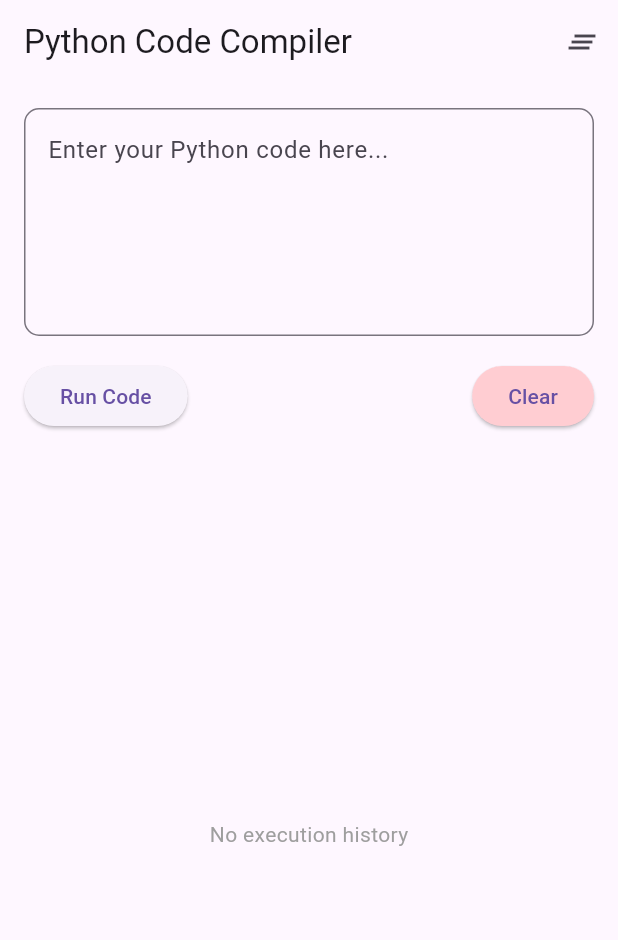
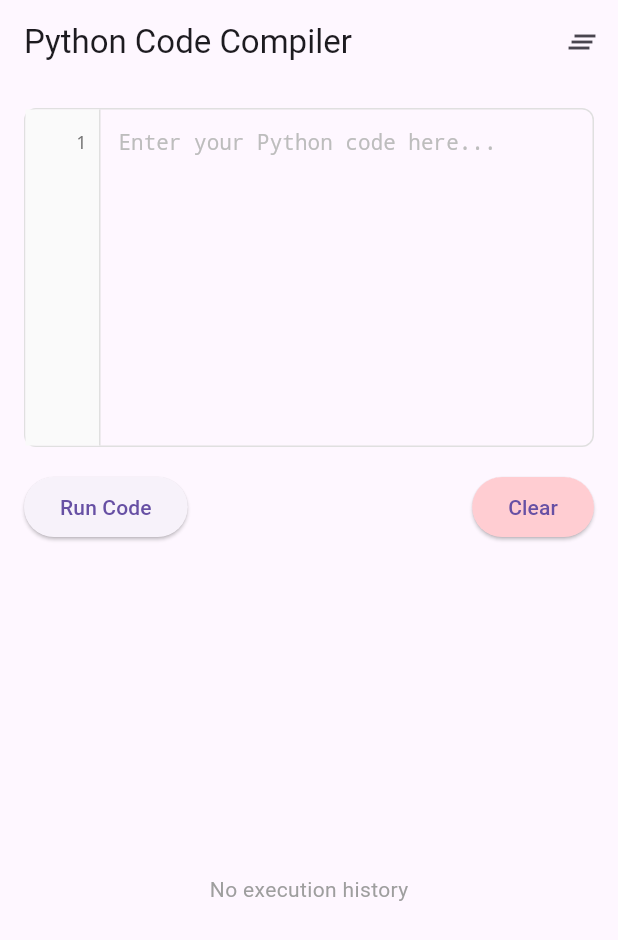
Before and after one commit to sands21/python-compiler-using-flutter, a Flutter app: the screen it shows after launch, on a phone screen of 412 x 824 dp. Shown: the top 940 px of the screen. Run offline on Flutter 3.47's test engine with Material 3 defaults, Android fonts, the light colour scheme and no system bars; our stand-ins replace flutter_highlight.

Commit message:
made some enhancements

```diff
--- a/lib/app.dart
+++ b/lib/app.dart
@@ -10,6 +10,7 @@ class PythonCompilerApp extends StatelessWidget {
   Widget build(BuildContext context) {
     return MaterialApp(
       title: 'Python Compiler',
+      debugShowCheckedModeBanner: false,
       theme: ThemeData(
         primarySwatch: Colors.blue,
         visualDensity: VisualDensity.adaptivePlatformDensity,
--- a/lib/core/constants.dart
+++ b/lib/core/constants.dart
@@ -1,6 +1,6 @@
 class AppConstants {
   // Backend API configuration
-  static const String backendBaseUrl = 'http://10.0.2.2:5000';
+  static const String backendBaseUrl = 'http://localhost:5000';
   static const String executionEndpoint = '$backendBaseUrl/execute';
 
   // Error messages
--- /dev/null
+++ b/lib/widgets/code_editor_widget.dart
@@ -0,0 +1,422 @@
+import 'package:flutter/material.dart';
+import 'package:flutter/services.dart';
+import 'package:flutter_highlight/flutter_highlight.dart';
+import 'package:flutter_highlight/themes/github.dart';
+
+class CodeEditorWidget extends StatefulWidget {
+  final TextEditingController controller;
+  final String hintText;
+
+  const CodeEditorWidget({
+    super.key,
+    required this.controller,
+    this.hintText = 'Enter your Python code here...',
+  });
+
+  @override
+  State<CodeEditorWidget> createState() => _CodeEditorWidgetState();
+}
+
+class _CodeEditorWidgetState extends State<CodeEditorWidget> {
+  String _previousText = '';
+  int _previousCursorPosition = 0;
+  final List<String> _history = [];
+  int _historyIndex = -1;
+  bool _isUndoRedoOperation = false;
+
+  // Auto-closing pairs map
+  static const Map<String, String> _closingPairs = {
+    '(': ')',
+    '[': ']',
+    '{': '}',
+    '"': '"',
+    "'": "'",
+  };
+
+  @override
+  void initState() {
+    super.initState();
+    widget.controller.addListener(_onTextChanged);
+    _previousText = widget.controller.text;
+    _previousCursorPosition = widget.controller.selection.baseOffset;
+    _addToHistory(widget.controller.text);
+  }
+
+  @override
+  void dispose() {
+    widget.controller.removeListener(_onTextChanged);
+    super.dispose();
+  }
+
+  void _addToHistory(String text) {
+    if (_isUndoRedoOperation) return;
+
+    // Remove any history after current index (when we make new changes after undo)
+    if (_historyIndex < _history.length - 1) {
+      _history.removeRange(_historyIndex + 1, _history.length);
+    }
+
+    _history.add(text);
+    _historyIndex = _history.length - 1;
+
+    // Keep history reasonable size
+    if (_history.length > 100) {
+      _history.removeAt(0);
+      _historyIndex--;
+    }
+  }
+
+  void _undo() {
+    if (_historyIndex > 0) {
+      _historyIndex--;
+      _isUndoRedoOperation = true;
+      widget.controller.text = _history[_historyIndex];
+      _isUndoRedoOperation = false;
+    }
+  }
+
+  void _redo() {
+    if (_historyIndex < _history.length - 1) {
+      _historyIndex++;
+      _isUndoRedoOperation = true;
+      widget.controller.text = _history[_historyIndex];
+      _isUndoRedoOperation = false;
+    }
+  }
+
+  void _selectAll() {
+    widget.controller.selection = TextSelection(
+      baseOffset: 0,
+      extentOffset: widget.controller.text.length,
+    );
+  }
+
+  void _toggleComment() {
+    final text = widget.controller.text;
+    final selection = widget.controller.selection;
+
+    if (text.isEmpty) return;
+
+    // Find the current line or selected lines
+    int start = selection.baseOffset;
+    int end = selection.extentOffset;
+
+    if (start > end) {
+      int temp = start;
+      start = end;
+      end = temp;
+    }
+
+    // Find line boundaries
+    int lineStart = text.lastIndexOf('\n', start - 1) + 1;
+    int lineEnd = text.indexOf('\n', end);
+    if (lineEnd == -1) lineEnd = text.length;
+
+    String lineContent = text.substring(lineStart, lineEnd);
+    String trimmedLine = lineContent.trimLeft();
+
+    String newLineContent;
+    int cursorOffset = 0;
+
+    if (trimmedLine.startsWith('# ')) {
+      // Remove comment
+      newLineContent = lineContent.replaceFirst('# ', '');
+      cursorOffset = -2;
+    } else if (trimmedLine.startsWith('#')) {
+      // Remove comment (no space)
+      newLineContent = lineContent.replaceFirst('#', '');
+      cursorOffset = -1;
+    } else {
+      // Add comment
+      int indentLength = lineContent.length - trimmedLine.length;
+      newLineContent =
+          lineContent.substring(0, indentLength) + '# ' + trimmedLine;
+      cursorOffset = 2;
+    }
+
+    String newText =
+        text.substring(0, lineStart) + newLineContent + text.substring(lineEnd);
+
+    widget.controller.value = TextEditingValue(
+      text: newText,
+      selection: TextSelection.fromPosition(
+        TextPosition(offset: start + cursorOffset),
+      ),
+    );
+  }
+
+  void _onTextChanged() {
+    if (!_isUndoRedoOperation) {
+      _addToHistory(widget.controller.text);
+    }
+    setState(() {}); // Rebuild to update line numbers
+  }
+
+  void _handleTextChange(String newText) {
+    final currentCursor = widget.controller.selection.baseOffset;
+
+    // Check if text was added (not deleted)
+    if (newText.length > _previousText.length && currentCursor > 0) {
+      final insertedChar = newText[currentCursor - 1];
+
+      // Handle auto-closing pairs
+      if (_closingPairs.containsKey(insertedChar)) {
+        final closingChar = _closingPairs[insertedChar]!;
+
+        // For quotes, check if we're not already closing a quote
+        if ((insertedChar == '"' || insertedChar == "'")) {
+          // Don't auto-close if the next character is the same quote
+          if (currentCursor < newText.length &&
+              newText[currentCursor] == insertedChar) {
+            _updatePreviousState(newText, currentCursor);
+            return;
+          }
+        }
+
+        // Insert the closing character
+        final beforeCursor = newText.substring(0, currentCursor);
+        final afterCursor = newText.substring(currentCursor);
+        final updatedText = beforeCursor + closingChar + afterCursor;
+
+        // Update the controller with the new text and cursor position
+        widget.controller.value = TextEditingValue(
+          text: updatedText,
+          selection: TextSelection.fromPosition(
+            TextPosition(offset: currentCursor),
+          ),
+        );
+
+        _updatePreviousState(updatedText, currentCursor);
+        return;
+      }
+
+      // Handle Enter key for auto-indentation
+      if (insertedChar == '\n') {
+        final indentedText = _handleEnterPress(newText, currentCursor - 1);
+        if (indentedText != newText) {
+          // Find the new cursor position (after the added indentation)
+          final beforeEnter = newText.substring(0, currentCursor - 1);
+          final afterEnter = newText.substring(currentCursor);
+          final indentToAdd = indentedText.substring(
+              currentCursor, indentedText.length - afterEnter.length);
+
+          widget.controller.value = TextEditingValue(
+            text: indentedText,
+            selection: TextSelection.fromPosition(
+              TextPosition(offset: currentCursor + indentToAdd.length),
+            ),
+          );
+
+          _updatePreviousState(
+              indentedText, currentCursor + indentToAdd.length);
+          return;
+        }
+      }
+    }
+
+    _updatePreviousState(newText, currentCursor);
+  }
+
+  void _updatePreviousState(String text, int cursor) {
+    _previousText = text;
+    _previousCursorPosition = cursor;
+  }
+
+  String _handleEnterPress(String text, int enterIndex) {
+    // Find the start of the current line
+    int lineStart = text.lastIndexOf('\n', enterIndex - 1) + 1;
+    String currentLine = text.substring(lineStart, enterIndex);
+
+    // Calculate current indentation
+    int indentLevel = 0;
+    for (int i = 0; i < currentLine.length; i++) {
+      if (currentLine[i] == ' ') {
+        indentLevel++;
+      } else {
+        break;
+      }
+    }
+
+    // Check if the line ends with ':' (function, class, if, etc.)
+    String trimmedLine = currentLine.trim();
+    bool shouldIndent = trimmedLine.endsWith(':') ||
+        trimmedLine.startsWith('if ') ||
+        trimmedLine.startsWith('elif ') ||
+        trimmedLine.startsWith('else:') ||
+        trimmedLine.startsWith('for ') ||
+        trimmedLine.startsWith('while ') ||
+        trimmedLine.startsWith('def ') ||
+        trimmedLine.startsWith('class ') ||
+        trimmedLine.startsWith('try:') ||
+        trimmedLine.startsWith('except ') ||
+        trimmedLine.startsWith('finally:') ||
+        trimmedLine.startsWith('with ');
+
+    // Add appropriate indentation
+    String indent = ' ' * (shouldIndent ? indentLevel + 4 : indentLevel);
+
+    return text.substring(0, enterIndex + 1) +
+        indent +
+        text.substring(enterIndex + 1);
+  }
+
+  Widget _buildLineNumbers() {
+    String text = widget.controller.text;
+    int lineCount = text.isEmpty ? 1 : '\n'.allMatches(text).length + 1;
+
+    return Container(
+      width: 50,
+      decoration: BoxDecoration(
+        color: Colors.grey[50],
+        border: Border(
+          right: BorderSide(color: Colors.grey[300]!, width: 1),
+        ),
+      ),
+      child: Padding(
+        padding: const EdgeInsets.symmetric(vertical: 12, horizontal: 8),
+        child: Column(
+          crossAxisAlignment: CrossAxisAlignment.end,
+          children: List.generate(lineCount, (index) {
+            return Container(
+              height: 19.6, // Match line height
+              alignment: Alignment.centerRight,
+              child: Text(
+                '${index + 1}',
+                style: TextStyle(
+                  fontSize: 12,
+                  color: Colors.grey[600],
+                  fontFamily: 'monospace',
+                  height: 1.4,
+                ),
+              ),
+            );
+          }),
+        ),
+      ),
+    );
+  }
+
+  Widget _buildSyntaxHighlightedEditor() {
+    const textStyle = TextStyle(
+      fontFamily: 'monospace',
+      fontSize: 14,
+      height: 1.4,
+      letterSpacing: 0.0, // Ensure consistent character spacing
+    );
+
+    const padding = EdgeInsets.fromLTRB(12, 12, 12, 12);
+
+    return Stack(
+      children: [
+        // Syntax highlighted display
+        Container(
+          width: double.infinity,
+          padding: padding,
+          child: widget.controller.text.isEmpty
+              ? Text(
+                  widget.hintText,
+                  style: textStyle.copyWith(color: Colors.grey[400]),
+                )
+              : HighlightView(
+                  widget.controller.text,
+                  language: 'python',
+                  theme: githubTheme,
+                  textStyle: textStyle,
+                  padding: EdgeInsets.zero,
+                ),
+        ),
+
+        // Invisible text field for input handling
+        TextFormField(
+          controller: widget.controller,
+          maxLines: null,
+          minLines: 10,
+          style: textStyle.copyWith(color: Colors.transparent),
+          decoration: InputDecoration(
+            border: InputBorder.none,
+            contentPadding: padding,
+            isDense: false, // Use default density for consistent spacing
+            isCollapsed: false,
+          ),
+          textAlign: TextAlign.left,
+          textAlignVertical: TextAlignVertical.top,
+          cursorColor: Colors.black,
+          cursorWidth: 1.0,
+          cursorRadius: const Radius.circular(0),
+          showCursor: true,
+          onChanged: (newValue) {
+            _handleTextChange(newValue);
+          },
+          inputFormatters: [
+            // Convert tabs to 4 spaces
+            TextInputFormatter.withFunction((oldValue, newValue) {
+              return newValue.copyWith(
+                text: newValue.text.replaceAll('\t', '    '),
+              );
+            }),
+          ],
+        ),
+      ],
+    );
+  }
+
+  @override
+  Widget build(BuildContext context) {
+    return Container(
+      decoration: BoxDecoration(
+        border: Border.all(color: Colors.grey[300]!),
+        borderRadius: BorderRadius.circular(8),
+      ),
+      child: Focus(
+        onKeyEvent: (node, event) {
+          if (event is KeyDownEvent) {
+            final isCtrlPressed = HardwareKeyboard.instance.isControlPressed;
+
+            // Handle Ctrl+Z (Undo)
+            if (event.logicalKey == LogicalKeyboardKey.keyZ && isCtrlPressed) {
+              _undo();
+              return KeyEventResult.handled;
+            }
+
+            // Handle Ctrl+Y (Redo) or Ctrl+Shift+Z
+            if ((event.logicalKey == LogicalKeyboardKey.keyY &&
+                    isCtrlPressed) ||
+                (event.logicalKey == LogicalKeyboardKey.keyZ &&
+                    isCtrlPressed &&
+                    HardwareKeyboard.instance.isShiftPressed)) {
+              _redo();
+              return KeyEventResult.handled;
+            }
+
+            // Handle Ctrl+A (Select All)
+            if (event.logicalKey == LogicalKeyboardKey.keyA && isCtrlPressed) {
+              _selectAll();
+              return KeyEventResult.handled;
+            }
+
+            // Handle Ctrl+/ (Toggle Comment)
+            if (event.logicalKey == LogicalKeyboardKey.slash && isCtrlPressed) {
+              _toggleComment();
+              return KeyEventResult.handled;
+            }
+          }
+          return KeyEventResult.ignored;
+        },
+        child: IntrinsicHeight(
+          child: Row(
+            crossAxisAlignment: CrossAxisAlignment.stretch,
+            children: [
+              // Line numbers
+              _buildLineNumbers(),
+
+              // Code editor with syntax highlighting
+              Expanded(
+                child: _buildSyntaxHighlightedEditor(),
+              ),
+            ],
+          ),
+        ),
+      ),
+    );
+  }
+}
--- a/lib/widgets/code_input_widget.dart
+++ b/lib/widgets/code_input_widget.dart
@@ -1,6 +1,7 @@
 import 'package:flutter/material.dart';
 import 'package:provider/provider.dart';
 import '../providers/provider.dart';
+import 'code_editor_widget.dart';
 
 class CodeInputWidget extends StatelessWidget {
   const CodeInputWidget({super.key});
@@ -9,16 +10,9 @@ class CodeInputWidget extends StatelessWidget {
   Widget build(BuildContext context) {
     return Consumer<PythonCompilerProvider>(
       builder: (context, provider, child) {
-        return TextField(
+        return CodeEditorWidget(
           controller: provider.codeController,
-          maxLines: null,
-          minLines: 5,
-          decoration: InputDecoration(
-            hintText: 'Enter your Python code here...',
-            border: OutlineInputBorder(
-              borderRadius: BorderRadius.circular(10),
-            ),
-          ),
+          hintText: 'Enter your Python code here...',
         );
       },
     );
--- a/pubspec.yaml
+++ b/pubspec.yaml
@@ -49,7 +49,7 @@ dev_dependencies:
   # activated in the `analysis_options.yaml` file located at the root of your
   # package. See that file for information about deactivating specific lint
   # rules and activating additional ones.
-  flutter_lints: ^4.0.0
+  flutter_lints: ^6.0.0
 
 # For information on the generic Dart part of this file, see the
 # following page: https://dart.dev/tools/pub/pubspec
--- /dev/null
+++ b/requirements.txt
@@ -0,0 +1,2 @@
+Flask==2.3.3
+Flask-CORS==4.0.0
```
Also changed, not shown: pubspec.lock, 2 other files.
